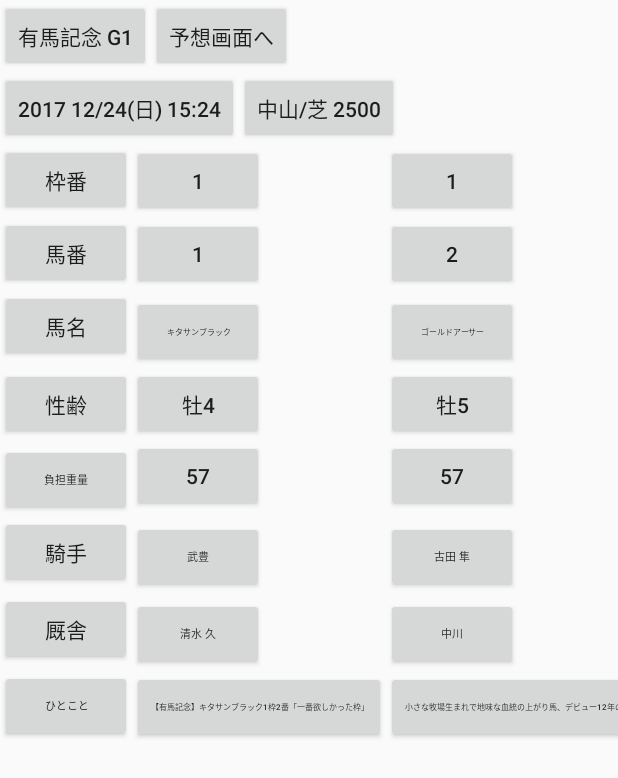
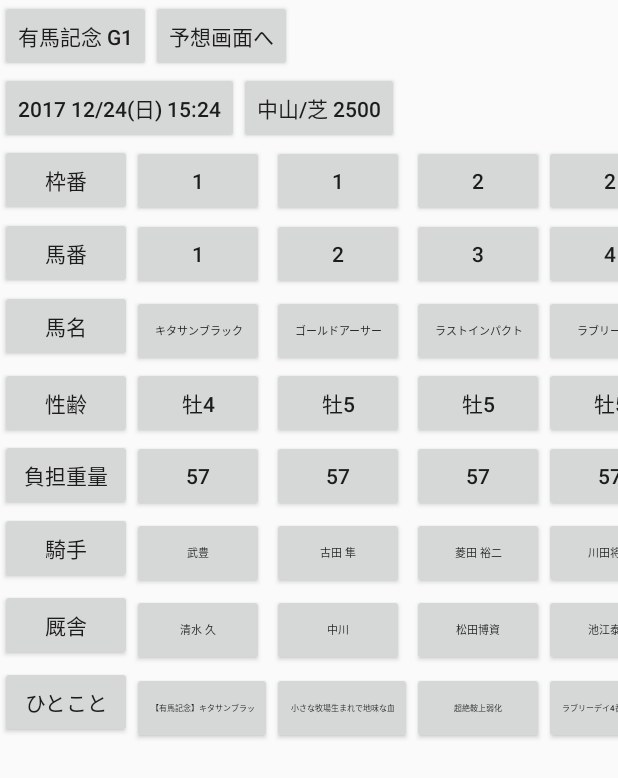
Before and after one commit to taichi1101/KEIBA2, an Android app: the screen it shows after launch (MainActivity), on a phone screen of 412 x 824 dp. Shown: the top 778 px of the screen. Run offline under Robolectric (Android 15) with nearby library versions, the phone set to English and light mode, and no system bars.

Commit message:
とりあえず、折り返しのコードを消したのが前のブランチとの違い、

```diff
--- a/app/src/main/res/layout/activity_main.xml
+++ b/app/src/main/res/layout/activity_main.xml
@@ -35,6 +35,8 @@ tools:context="com.example.android.sample.keiba.MainActivity">
     <!--ここで馬データを入力させて、選択した馬の情報をポップアップで選択させる
 
     -->
+
+
 
 
 
@@ -111,7 +113,8 @@ tools:context="com.example.android.sample.keiba.MainActivity">
         android:layout_width="match_parent"
         android:layout_height="match_parent"
         android:columnCount="8"
-        android:rowCount="8" >
+        android:rowCount="8"
+        >
 
 
         <!--ここで表にする ここにTextVieをおく-->
@@ -167,7 +170,7 @@ tools:context="com.example.android.sample.keiba.MainActivity">
             android:layout_column="0"
             android:layout_row="4"
             android:text="負担重量"
-            android:textSize="7dp"/>
+            />
 
 
         <Button
@@ -200,7 +203,6 @@ tools:context="com.example.android.sample.keiba.MainActivity">
             android:layout_weight="1"
             android:layout_column="0"
             android:layout_row="7"
-            android:textSize="7dp"
             android:text="ひとこと"/>
 
         <!--ここまでが見出しの列。ここから右を横スクロールできるようにする-->
@@ -246,10 +248,10 @@ tools:context="com.example.android.sample.keiba.MainActivity">
             android:layout_weight="1"
             android:layout_column="1"
             android:layout_row="2"
+            android:maxLength="10"
             android:text="キタサンブラック"
-            android:textSize="5dp"
-            android:ellipsize="end"
-            android:singleLine="true"/>
+            android:textSize="7dp"
+            />
 
         <!--文字数が多いときは、字を自動で小さくする-->
 
@@ -281,8 +283,7 @@ tools:context="com.example.android.sample.keiba.MainActivity">
             android:layout_row="5"
             android:textSize="7dp"
             android:text="武豊"
-            android:ellipsize="end"
-            android:singleLine="true"/>
+            />
 
 
         <Button
@@ -294,8 +295,7 @@ tools:context="com.example.android.sample.keiba.MainActivity">
             android:layout_row="6"
             android:textSize="7dp"
             android:text="清水 久"
-            android:ellipsize="end"
-            android:singleLine="true"/>
+            />
 
 
 
@@ -311,6 +311,7 @@ tools:context="com.example.android.sample.keiba.MainActivity">
             android:ellipsize="end"
             android:singleLine="true"
             android:textSize="5dp"
+            android:maxLength="13"
             android:text="【有馬記念】キタサンブラック1枠2番「一番欲しかった枠」"/>
 
 
@@ -356,9 +357,9 @@ tools:context="com.example.android.sample.keiba.MainActivity">
             android:layout_column="2"
             android:layout_row="2"
             android:text="ゴールドアーサー"
-            android:textSize="5dp"
-            android:ellipsize="end"
-            android:singleLine="true"/>
+            android:maxLength="10"
+            android:textSize="7dp"
+            />
 
         <!--文字数が多いときは、字を自動で小さくする-->
 
@@ -390,8 +391,7 @@ tools:context="com.example.android.sample.keiba.MainActivity">
             android:layout_row="5"
             android:text="古田 隼"
             android:textSize="7dp"
-            android:ellipsize="end"
-            android:singleLine="true"/>
+            />
 
 
         <Button
@@ -403,8 +403,6 @@ tools:context="com.example.android.sample.keiba.MainActivity">
             android:layout_row="6"
             android:text="中川"
             android:textSize="7dp"
-            android:ellipsize="end"
-            android:singleLine="true"
             />
 
 
@@ -420,6 +418,7 @@ tools:context="com.example.android.sample.keiba.MainActivity">
             android:textSize="5dp"
             android:ellipsize="end"
             android:singleLine="true"
+            android:maxLength="13"
             android:text="小さな牧場生まれで地味な血統の上がり馬、デビュー12年の苦労人騎手。"/>
 
 
@@ -455,9 +454,8 @@ tools:context="com.example.android.sample.keiba.MainActivity">
             android:layout_weight="1"
             android:layout_column="3"
             android:layout_row="2"
-            android:ellipsize="end"
-            android:singleLine="true"
-            android:textSize="5dp"
+            android:maxLength="10"
+            android:textSize="7dp"
             android:text="ラストインパクト"
          />
 
@@ -491,8 +489,7 @@ tools:context="com.example.android.sample.keiba.MainActivity">
             android:layout_row="5"
             android:text="菱田 裕二"
             android:textSize="7dp"
-            android:ellipsize="end"
-            android:singleLine="true"/>
+           />
 
 
         <Button
@@ -504,8 +501,7 @@ tools:context="com.example.android.sample.keiba.MainActivity">
             android:layout_row="6"
             android:text="松田博資"
             android:textSize="7dp"
-            android:ellipsize="end"
-            android:singleLine="true"/>
+            />
 
 
         <Button
@@ -515,10 +511,9 @@ tools:context="com.example.android.sample.keiba.MainActivity">
             android:layout_weight="1"
             android:layout_column="3"
             android:layout_row="7"
-            android:textSize="5dp"
             android:text="超絶鞍上弱化"
-            android:ellipsize="end"
-            android:singleLine="true"/>
+            android:maxLength="13"
+            android:textSize="5dp"/>
 
 
 
@@ -561,10 +556,9 @@ tools:context="com.example.android.sample.keiba.MainActivity">
             android:layout_weight="1"
             android:layout_column="4"
             android:layout_row="2"
-            android:textSize="5dp"
             android:text="ラブリーデイ"
-            android:ellipsize="end"
-            android:singleLine="true"/>
+            android:maxLength="10"
+            android:textSize="7dp"/>
 
         <!--文字数が多いときは、字を自動で小さくする-->
 
@@ -596,8 +590,7 @@ tools:context="com.example.android.sample.keiba.MainActivity">
             android:textSize="7dp"
             android:layout_row="5"
             android:text="川田将雅"
-            android:ellipsize="end"
-            android:singleLine="true"/>
+           />
 
 
         <Button
@@ -609,8 +602,7 @@ tools:context="com.example.android.sample.keiba.MainActivity">
             android:textSize="7dp"
             android:layout_row="6"
             android:text="池江泰寿"
-            android:ellipsize="end"
-            android:singleLine="true" />
+            />
 
 
 
@@ -622,8 +614,7 @@ tools:context="com.example.android.sample.keiba.MainActivity">
             android:layout_column="4"
             android:layout_row="7"
             android:textSize="5dp"
-            android:ellipsize="end"
-            android:singleLine="true"
+            android:maxLength="13"
             android:text="ラブリーデイ4番に川田「いい枠が残っていてよかった」"/>
 
 
@@ -663,9 +654,9 @@ tools:context="com.example.android.sample.keiba.MainActivity">
             android:layout_column="5"
             android:layout_row="2"
             android:text="アドマイヤデウス"
-            android:textSize="5dp"
-            android:ellipsize="end"
-            android:singleLine="true"/>
+            android:maxLength="10"
+            android:textSize="7dp"
+            />
 
         <!--文字数が多いときは、字を自動で小さくする-->
 
@@ -697,8 +688,7 @@ tools:context="com.example.android.sample.keiba.MainActivity">
             android:layout_row="5"
             android:text="岩田康誠"
             android:textSize="7dp"
-            android:ellipsize="end"
-            android:singleLine="true"/>
+            />
 
 
         <Button
@@ -709,9 +699,8 @@ tools:context="com.example.android.sample.keiba.MainActivity">
             android:layout_column="5"
             android:layout_row="6"
             android:text="橋田満"
-            android:ellipsize="end"
             android:textSize="7dp"
-            android:singleLine="true"/>
+          />
 
 
 
@@ -722,9 +711,8 @@ tools:context="com.example.android.sample.keiba.MainActivity">
             android:layout_weight="1"
             android:layout_column="5"
             android:layout_row="7"
-            android:textSize="5dp"
-            android:ellipsize="end"
-            android:singleLine="true"
+            android:maxLength="10"
+            android:textSize="7dp"
             android:text="良好な状態で右回りコースとなれば、この馬が浮上するチャンスもあるのではないか。"/>
 
 
@@ -762,10 +750,10 @@ tools:context="com.example.android.sample.keiba.MainActivity">
             android:layout_weight="1"
             android:layout_column="6"
             android:layout_row="2"
+            android:maxLength="10"
+            android:textSize="7dp"
             android:text="アルバート"
-            android:ellipsize="end"
-            android:singleLine="true"
-            android:textSize="5dp"/>
+            />
 
         <!--文字数が多いときは、字を自動で小さくする-->
 
@@ -797,8 +785,7 @@ tools:context="com.example.android.sample.keiba.MainActivity">
             android:layout_row="5"
             android:text="Ａ．アッゼニ"
             android:textSize="7dp"
-            android:ellipsize="end"
-            android:singleLine="true"/>
+            />
 
 
         <Button
@@ -810,8 +797,7 @@ tools:context="com.example.android.sample.keiba.MainActivity">
             android:layout_row="6"
             android:text="堀宣行"
             android:textSize="7dp"
-            android:ellipsize="end"
-            android:singleLine="true"/>
+            />
 
 
         <Button
@@ -821,9 +807,8 @@ tools:context="com.example.android.sample.keiba.MainActivity">
             android:layout_weight="1"
             android:layout_column="6"
             android:layout_row="7"
+            android:maxLength="13"
             android:textSize="5dp"
-            android:ellipsize="end"
-            android:singleLine="true"
             android:text="英国から今秋初来日のアッゼニは、４連勝中の新星アルバートで初めて有馬参戦。２走前の比叡Ｓ（１着）でも手綱を取っており「コントロールがしやすい馬で、最後の瞬発力も凄い」と能力を絶賛している。"/>
 
 
@@ -862,9 +847,8 @@ tools:context="com.example.android.sample.keiba.MainActivity">
             android:layout_column="7"
             android:layout_row="2"
             android:text="タイチー"
-            android:ellipsize="end"
-            android:singleLine="true"
-            android:textSize="5dp"/>
+            android:maxLength="10"
+            android:textSize="7dp" />
 
         <!--文字数が多いときは、字を自動で小さくする-->
 
@@ -896,8 +880,7 @@ tools:context="com.example.android.sample.keiba.MainActivity">
             android:layout_row="5"
             android:text="タイチー"
             android:textSize="7dp"
-            android:ellipsize="end"
-            android:singleLine="true"/>
+            />
 
 
         <Button
@@ -909,8 +892,7 @@ tools:context="com.example.android.sample.keiba.MainActivity">
             android:layout_row="6"
             android:text="タイチー"
             android:textSize="7dp"
-            android:ellipsize="end"
-            android:singleLine="true"/>
+            />
 
 
         <Button
@@ -921,8 +903,7 @@ tools:context="com.example.android.sample.keiba.MainActivity">
             android:layout_column="7"
             android:layout_row="7"
             android:textSize="5dp"
-            android:ellipsize="end"
-            android:singleLine="true"
+            android:maxLength="13"
             android:text="2000m以上なら、増えるほどに得意になる。ただ芝でその距離を走ったことがないため、自ら大外を希望しての参戦"/>
 
 
```
